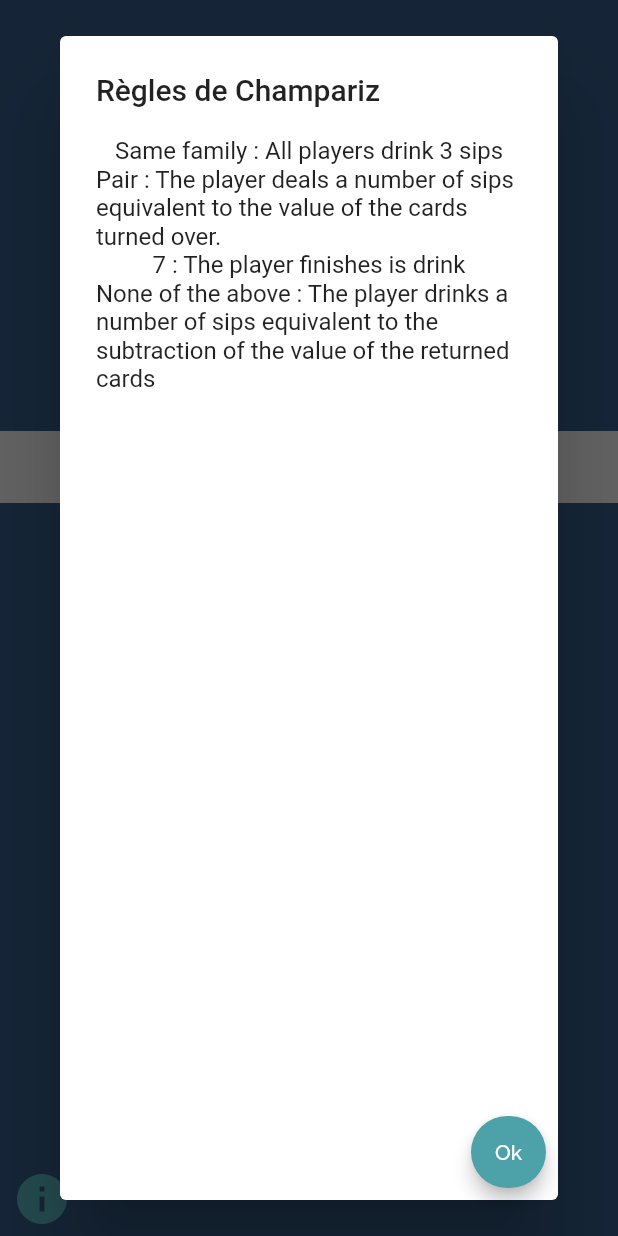
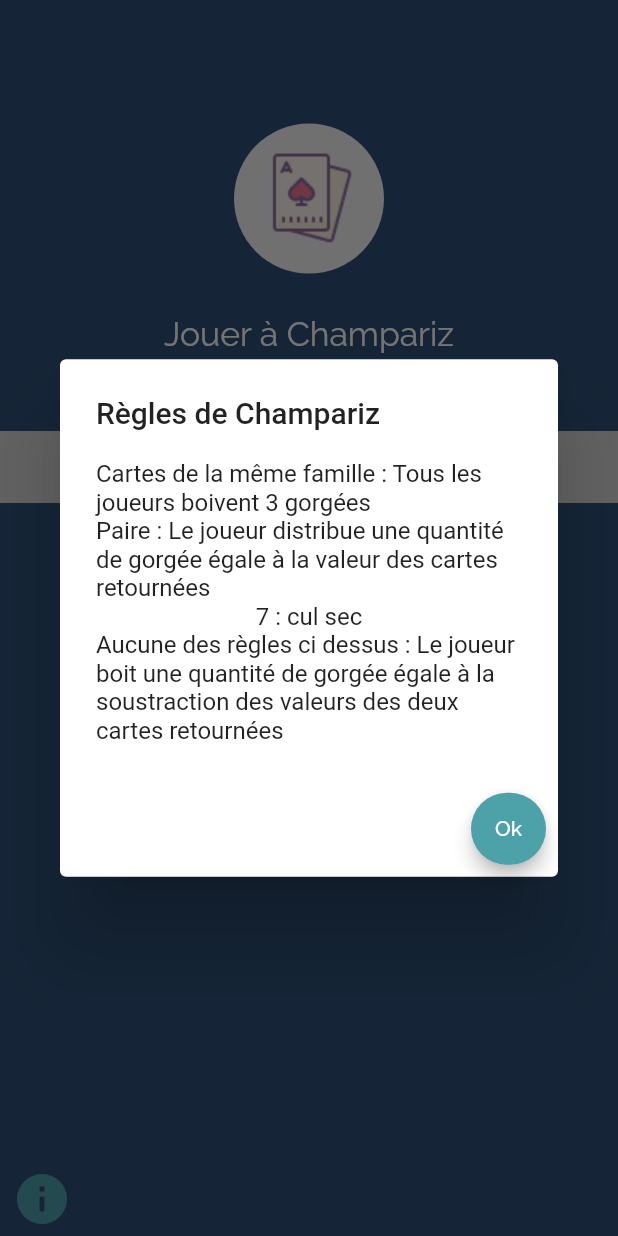
Before and after one commit to 3devs-io/Champariz-Game, a Flutter app: the screen it shows after launch, after a tap on "Règles", on a phone screen of 412 x 824 dp. Run offline on Flutter 3.47's test engine with Material 2 defaults, Android fonts, the phone set to English and light mode, and no system bars; our stand-ins replace bloc, equatable, flutter_bloc, google_fonts, numberpicker; statements that could not run were skipped.

Commit message:
TextAlignment is not correct

```diff
--- a/lib/home.dart
+++ b/lib/home.dart
@@ -185,15 +185,18 @@ class _HomeState extends State<Home> {
                                       return AlertDialog(
                                         title: Text('Règles de Champariz'),
                                         content: Column(
+                                          mainAxisSize: MainAxisSize.min,
                                           children: [
                                             Text(
-                                                "Same family : All players drink 3 sips"),
+                                                "Cartes de la même famille : Tous les joueurs boivent 3 gorgées"),
                                             Text(
-                                                "Pair : The player deals a number of sips equivalent to the value of the cards turned over."),
+                                                "Paire : Le joueur distribue une quantité de gorgée égale à la valeur des cartes retournées"),
                                             Text(
-                                                "7 : The player finishes is drink"),
+                                              "7 : cul sec",
+                                              textAlign: TextAlign.left,
+                                            ),
                                             Text(
-                                                "None of the above : The player drinks a number of sips equivalent to the subtraction of the value of the returned cards"),
+                                                "Aucune des règles ci dessus : Le joueur boit une quantité de gorgée égale à la soustraction des valeurs des deux cartes retournées"),
                                           ],
                                         ),
                                         actions: <Widget>[
```
